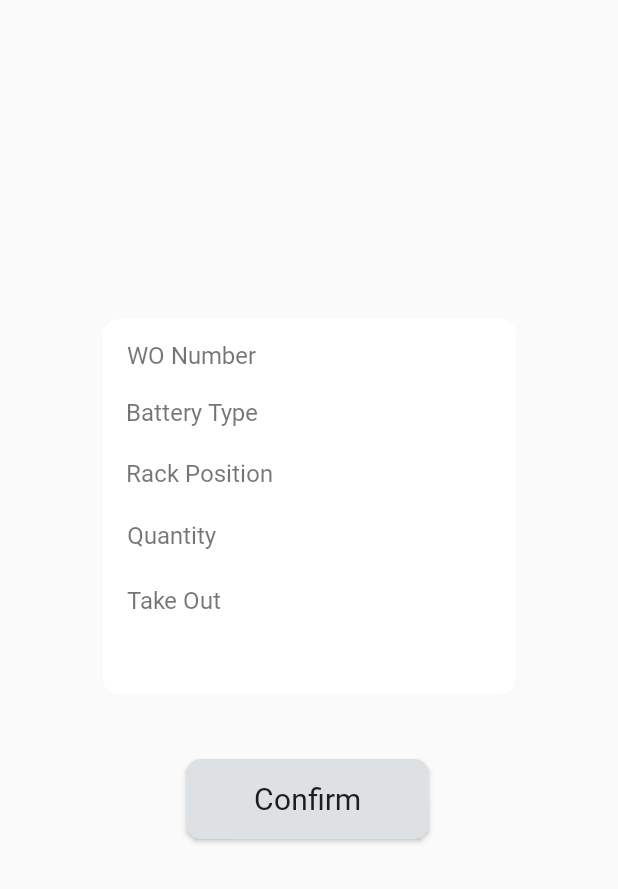
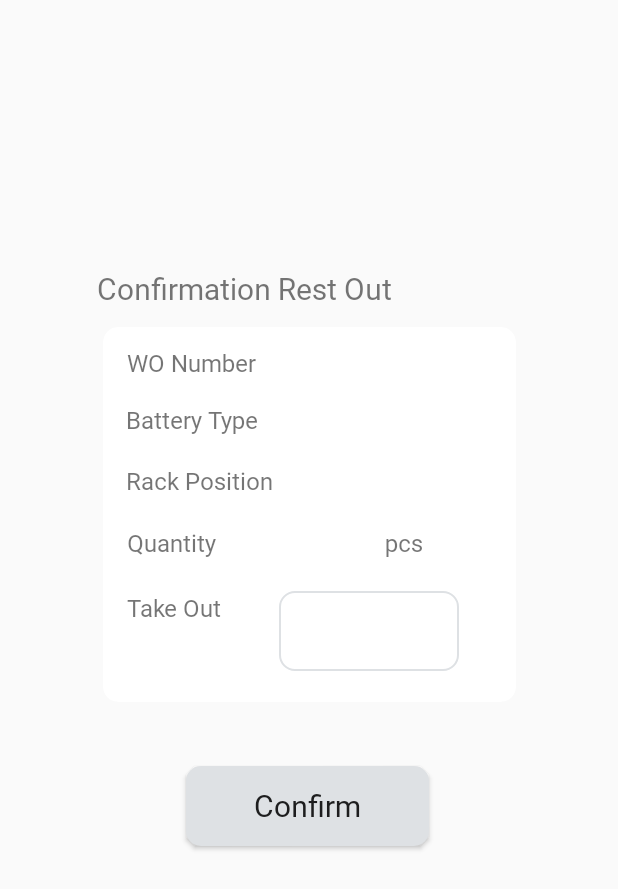
Before and after one commit to mrzkybmsty/RESTApplication, an Android app: the ConfirmRestOutActivity screen opened directly, with no data from a screen before it, on a phone screen of 412 x 824 dp. Shown: the top 889 px of the screen. Run offline under Robolectric (Android 15) with nearby library versions, the phone set to English and light mode, and no system bars; 2 statements that could not run were skipped.

Commit message:
Rest Out Function Complete

```diff
--- a/app/src/main/java/winteq/restapplication/ConfirmRestOutActivity.java
+++ b/app/src/main/java/winteq/restapplication/ConfirmRestOutActivity.java
@@ -1,14 +1,129 @@
 package winteq.restapplication;
 
+import androidx.appcompat.app.AlertDialog;
 import androidx.appcompat.app.AppCompatActivity;
 
+import android.content.Context;
+import android.content.DialogInterface;
+import android.content.Intent;
+import android.os.AsyncTask;
 import android.os.Bundle;
+import android.text.InputFilter;
+import android.util.Log;
+import android.view.LayoutInflater;
+import android.view.View;
+import android.widget.Button;
+import android.widget.EditText;
+import android.widget.TextView;
+
+import java.sql.Connection;
+import java.sql.PreparedStatement;
+import java.sql.ResultSet;
+import java.sql.SQLException;
+
+import Helper.ConnectionHelper;
+import Helper.MinMaxFilter;
+import Helper.Preferences;
 
 public class ConfirmRestOutActivity extends AppCompatActivity {
+
+    private static final String EXTRA_WO = "winteq.restapplication.wo_id";
+    private static final String EXTRA_BT = "winteq.restapplication.category_name";
+    private static final String EXTRA_QTY = "winteq.restapplication.wo_battery_amount";
+    private static final String EXTRA_RP = "winteq.restapplication.rack_position";
+    private static final String EXTRA_RID = "winteq.restapplication.rack_detail_id";
+
+    public static String no_wo, type, quantity, rack_pos, rack_id, total, val;
+    TextView tvWO, tvType, tvQty, tvRack;
+    EditText txtMinus;
+    Button btnConfirm;
+
+    public static Intent newIntent(Context packageContext, String Wo, String bt, String qty, String rp, String rid) {
+        Intent i = new Intent(packageContext, ConfirmRestOutActivity.class);
+        i.putExtra(EXTRA_WO, Wo);
+        i.putExtra(EXTRA_BT, bt);
+        i.putExtra(EXTRA_QTY, qty);
+        i.putExtra(EXTRA_RP, rp);
+        i.putExtra(EXTRA_RID, rid);
+        no_wo = Wo;
+        type = bt;
+        quantity = qty;
+        rack_pos = rp;
+        rack_id = rid;
+        return i;
+    }
 
     @Override
     protected void onCreate(Bundle savedInstanceState) {
         super.onCreate(savedInstanceState);
         setContentView(R.layout.activity_confirm_rest_out);
+
+        tvWO = findViewById(R.id.txtWoConfirmRO);
+        tvType = findViewById(R.id.txtBatteryTypeConfirmRO);
+        tvQty = findViewById(R.id.txtQtyConfirmRO);
+        tvRack = findViewById(R.id.txtRackConfirmRO);
+        txtMinus = findViewById(R.id.txtMinus);
+        btnConfirm = findViewById(R.id.btnConfirmRestOut);
+
+        tvWO.setText(no_wo);
+        tvType.setText(type);
+        tvQty.setText(quantity);
+        tvRack.setText(rack_pos);
+
+        val = tvQty.getText().toString();
+        Integer finalVal = Integer.parseInt(val);
+
+        txtMinus.setFilters(new InputFilter[]{new MinMaxFilter(1, finalVal)});
+
+        btnConfirm.setOnClickListener(new View.OnClickListener() {
+            @Override
+            public void onClick(View v) {
+                total = txtMinus.getText().toString();
+                UpdateQty update = new UpdateQty();
+                update.execute("");
+            }
+        });
+    }
+
+    private class UpdateQty extends AsyncTask<String, Void, String> {
+
+        @Override
+        protected String doInBackground(String... strings) {
+            try {
+                ConnectionHelper con = new ConnectionHelper();
+                Connection connect = ConnectionHelper.CONN();
+
+                String sp = "EXEC sp_UpdateQty '" + no_wo + "'" + "," + ConfirmRestOutActivity.total;
+                PreparedStatement ps = connect.prepareStatement(sp);
+
+                Log.w("query", sp);
+                ResultSet rs = ps.executeQuery();
+                connect.close();
+                rs.close();
+                ps.close();
+                return "Success";
+            } catch (SQLException e) {
+                return "Error : " + e.getMessage();
+            }
+        }
+
+        @Override
+        protected void onPostExecute(String result) {
+//            Toast.makeText(ConfirmRestInActivity.this, "Success", Toast.LENGTH_LONG).show();
+            AlertDialog.Builder builder = new AlertDialog.Builder(ConfirmRestOutActivity.this);
+            LayoutInflater inflater = getLayoutInflater();
+            View dialogLayout = inflater.inflate(R.layout.alert_dialog_with_imageview, null);
+            builder.setPositiveButton("OK", new DialogInterface.OnClickListener() {
+                @Override
+                public void onClick(DialogInterface dialog, int which) {
+                    Intent intent = new Intent(ConfirmRestOutActivity.this, LoginActivity.class);
+                    startActivity(intent);
+                    finish();
+                }
+            });
+            builder.setCancelable(false);
+            builder.setView(dialogLayout);
+            builder.show();
+        }
     }
 }
--- a/app/src/main/res/drawable/default_edittext.xml
+++ b/app/src/main/res/drawable/default_edittext.xml
@@ -3,6 +3,8 @@
     xmlns:android="http://schemas.android.com/apk/res/android">
 
     <solid android:color="@color/white"/>
-    <corners android:radius="30dp"/>
+    <corners android:radius="10dp"/>
     <padding android:left="25sp"/>
+    <stroke android:width="1dp"
+        android:color="@color/btn"/>
 </shape>
--- a/app/src/main/res/layout/activity_confirm_rest_out.xml
+++ b/app/src/main/res/layout/activity_confirm_rest_out.xml
@@ -5,6 +5,21 @@
     android:layout_width="match_parent"
     android:layout_height="match_parent"
     tools:context=".ConfirmRestOutActivity">
+
+
+    <TextView
+        android:id="@+id/confirm"
+        android:layout_width="wrap_content"
+        android:layout_height="wrap_content"
+        android:fontFamily="@font/light"
+        android:text="@string/confirm_ro"
+        android:textSize="20sp"
+        app:layout_constraintBottom_toBottomOf="parent"
+        app:layout_constraintEnd_toEndOf="parent"
+        app:layout_constraintHorizontal_bias="0.3"
+        app:layout_constraintStart_toStartOf="parent"
+        app:layout_constraintTop_toTopOf="parent"
+        app:layout_constraintVertical_bias="0.224" />
 
     <androidx.cardview.widget.CardView
         android:id="@+id/cardView4"
@@ -14,8 +29,8 @@
         app:layout_constraintBottom_toBottomOf="parent"
         app:layout_constraintEnd_toEndOf="parent"
         app:layout_constraintStart_toStartOf="parent"
-        app:layout_constraintTop_toTopOf="parent"
-        app:layout_constraintVertical_bias="0.37">
+        app:layout_constraintTop_toTopOf="@+id/confirm"
+        app:layout_constraintVertical_bias="0.1">
 
         <androidx.constraintlayout.widget.ConstraintLayout
             android:layout_width="match_parent"
@@ -99,20 +114,18 @@
                 android:textSize="16sp"
                 app:layout_constraintBottom_toBottomOf="parent"
                 app:layout_constraintEnd_toEndOf="parent"
-                app:layout_constraintHorizontal_bias="0.215"
                 app:layout_constraintStart_toEndOf="@+id/textView24"
                 app:layout_constraintTop_toTopOf="parent"
                 app:layout_constraintVertical_bias="0.057" />
 
             <TextView
-                android:id="@+id/txtBatteryTypeConfirmWO"
+                android:id="@+id/txtBatteryTypeConfirmRO"
                 android:layout_width="wrap_content"
                 android:layout_height="wrap_content"
                 android:fontFamily="@font/light"
                 android:textSize="16sp"
                 app:layout_constraintBottom_toBottomOf="parent"
                 app:layout_constraintEnd_toEndOf="parent"
-                app:layout_constraintHorizontal_bias="0.211"
                 app:layout_constraintStart_toEndOf="@+id/textView25"
                 app:layout_constraintTop_toBottomOf="@+id/txtWoConfirmRO"
                 app:layout_constraintVertical_bias="0.084" />
@@ -125,9 +138,8 @@
                 android:textSize="16sp"
                 app:layout_constraintBottom_toBottomOf="parent"
                 app:layout_constraintEnd_toEndOf="parent"
-                app:layout_constraintHorizontal_bias="0.188"
                 app:layout_constraintStart_toEndOf="@+id/textView26"
-                app:layout_constraintTop_toBottomOf="@+id/txtBatteryTypeConfirmWO"
+                app:layout_constraintTop_toBottomOf="@+id/txtBatteryTypeConfirmRO"
                 app:layout_constraintVertical_bias="0.121" />
 
             <TextView
@@ -138,23 +150,35 @@
                 android:textSize="16sp"
                 app:layout_constraintBottom_toBottomOf="parent"
                 app:layout_constraintEnd_toEndOf="parent"
-                app:layout_constraintHorizontal_bias="0.32"
                 app:layout_constraintStart_toEndOf="@+id/textView27"
                 app:layout_constraintTop_toBottomOf="@+id/txtRackConfirmRO"
                 app:layout_constraintVertical_bias="0.168" />
 
+            <TextView
+                android:layout_width="wrap_content"
+                android:layout_height="wrap_content"
+                android:fontFamily="@font/light"
+                android:text="@string/pcs"
+                android:textSize="16sp"
+                app:layout_constraintBottom_toBottomOf="parent"
+                app:layout_constraintEnd_toEndOf="parent"
+                app:layout_constraintHorizontal_bias="0.166"
+                app:layout_constraintStart_toEndOf="@+id/txtQtyConfirmRO"
+                app:layout_constraintTop_toTopOf="parent"
+                app:layout_constraintVertical_bias="0.583" />
+
             <EditText
+                android:id="@+id/txtMinus"
                 android:layout_width="120dp"
                 android:layout_height="53dp"
                 android:background="@drawable/default_edittext"
                 android:fontFamily="@font/light"
+                android:inputType="number"
                 android:textSize="16sp"
                 app:layout_constraintBottom_toBottomOf="parent"
                 app:layout_constraintEnd_toEndOf="parent"
-                app:layout_constraintHorizontal_bias="0.772"
                 app:layout_constraintStart_toEndOf="@+id/textView28"
-                app:layout_constraintTop_toBottomOf="@+id/txtQtyConfirmRO"
-                app:layout_constraintVertical_bias="0.512" />
+                app:layout_constraintTop_toBottomOf="@+id/txtQtyConfirmRO" />
 
         </androidx.constraintlayout.widget.ConstraintLayout>
     </androidx.cardview.widget.CardView>
--- a/app/src/main/res/values/strings.xml
+++ b/app/src/main/res/values/strings.xml
@@ -32,4 +32,5 @@
     <string name="pic_rest_in">PIC Rest In</string>
     <string name="pic_rest_out">PIC Rest Out</string>
     <string name="take">Take Out</string>
+    <string name="confirm_ro">Confirmation Rest Out</string>
 </resources>
```
Also changed, not shown: app/src/main/java/Helper/MinMaxFilter.java (added, +34 -0 lines), app/src/main/java/winteq/restapplication/RestOutActivity.java (+5 -2 lines).
